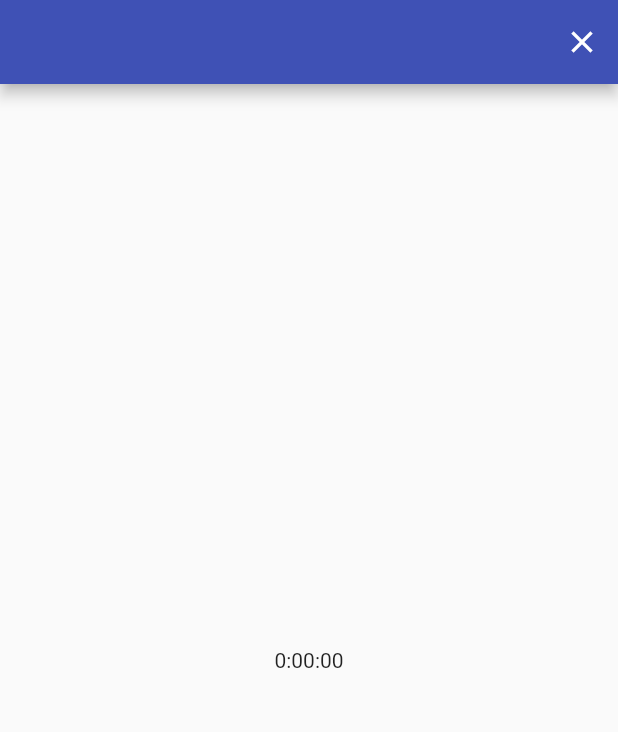
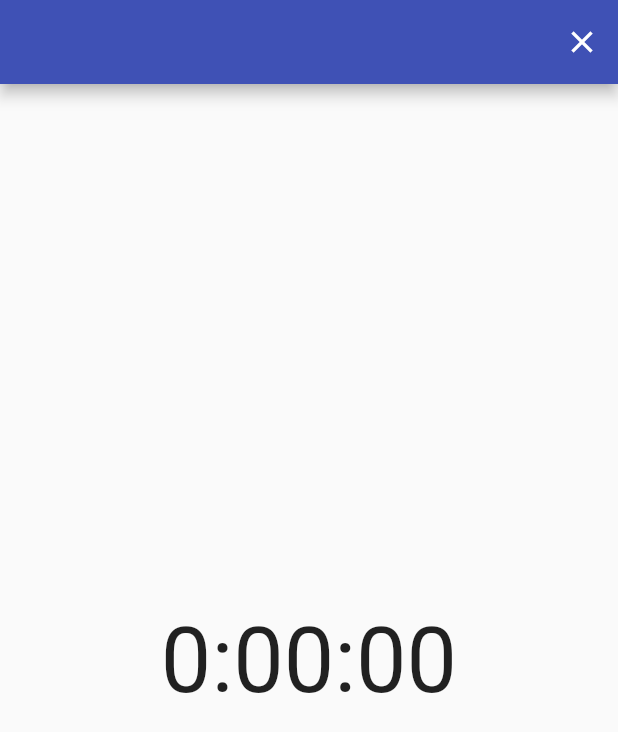
Before and after one commit to coltonwood/stronger_lifts, a Flutter app: the WorkoutScreen screen opened directly, on a phone screen of 412 x 824 dp. Shown: the top 732 px of the screen. Run offline on Flutter 3.47's test engine with Material 2 defaults, Android fonts, the phone set to English and light mode, and no system bars; our stand-ins replace shared_preferences; accounts and stored records are empty.

Commit message:
workout timer size increase

```diff
--- a/lib/screens/workout/workout.dart
+++ b/lib/screens/workout/workout.dart
@@ -70,6 +70,7 @@ class _WorkoutScreenState extends State<WorkoutScreen> {
               child: Container(
                 child: Text(workoutTimer.currentDuration,
                     style: TextStyle(
+                      fontSize: 60,
                       fontFeatures: [FontFeature.tabularFigures()],
                     )),
               ),
```
